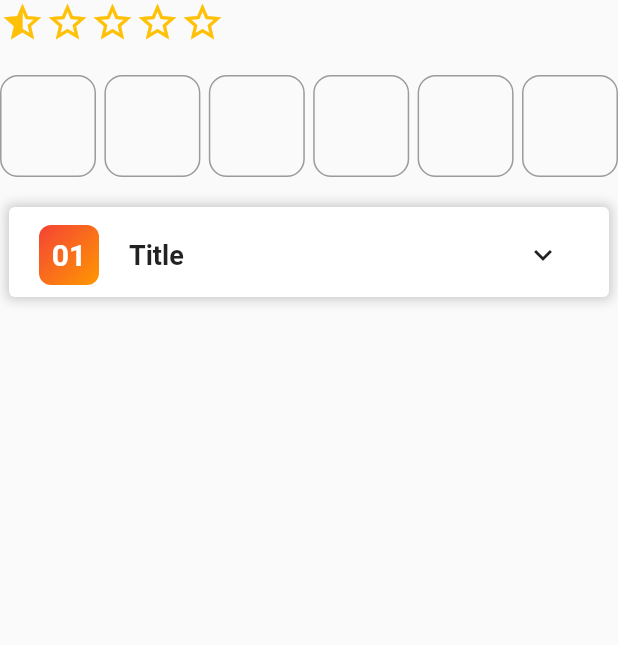
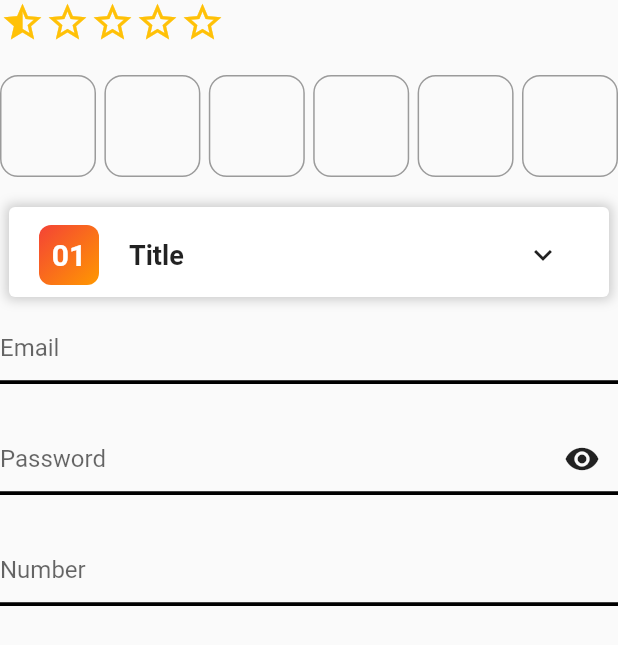
Before and after one commit to DavidRaveloU/widgets-example-flutter, a Flutter app: the screen it shows after launch, on a phone screen of 412 x 824 dp. Shown: the top 645 px of the screen. Run offline on Flutter 3.47's test engine with Material 2 defaults, Android fonts, the phone set to English and light mode, and no system bars.

Commit message:
Underlined TextField: password, number and email

```diff
--- a/lib/main.dart
+++ b/lib/main.dart
@@ -3,6 +3,7 @@ import 'package:flutter/material.dart';
 import 'widgets/accordion_container.dart';
 import 'widgets/draggable_star_rating.dart';
 import 'widgets/otp_verfication.dart';
+import 'widgets/underlined_textfield.dart';
 
 void main(List<String> args) {
   runApp(const App());
@@ -27,6 +28,7 @@ class HomePage extends StatelessWidget {
   Widget build(BuildContext context) {
     return const Scaffold(
       body: SafeArea(
+          child: SingleChildScrollView(
         child: Column(
           children: [
             DraggableStarRating(),
@@ -56,8 +58,27 @@ class HomePage extends StatelessWidget {
                 gradient: LinearGradient(
                     colors: [Colors.red, Colors.orange],
                     begin: FractionalOffset.topLeft,
-                  end: FractionalOffset.bottomRight))
+                    end: FractionalOffset.bottomRight)),
+            SizedBox(height: 10),
+            UnderlinedTextField(
+              hintText: 'Email',
+              fieldType: FieldType.email,
+              maxLenght: 30,
+            ),
+            SizedBox(height: 5),
+            UnderlinedTextField(
+              hintText: 'Password',
+              fieldType: FieldType.password,
+              maxLenght: 30,
+            ),
+            SizedBox(height: 5),
+            UnderlinedTextField(
+              fieldType: FieldType.number,
+              maxLenght: 10,
+              hintText: 'Number',
+            )
           ],
+        ),
       )),
     );
   }
--- /dev/null
+++ b/lib/widgets/underlined_textfield.dart
@@ -0,0 +1,184 @@
+import 'package:flutter/material.dart';
+import 'package:flutter/services.dart';
+
+enum FieldType {
+  email,
+  password,
+  number,
+}
+
+class UnderlinedTextField extends StatefulWidget {
+  final double? width;
+  final String? hintText;
+  final FieldType fieldType;
+  final Color? cursorColor;
+  final Color? dividerColor;
+  final int maxLenght;
+  const UnderlinedTextField({
+    Key? key,
+    this.hintText,
+    required this.fieldType,
+    this.cursorColor,
+    this.dividerColor,
+    this.width,
+    required this.maxLenght,
+  }) : super(key: key);
+
+  @override
+  State<UnderlinedTextField> createState() => _UnderlinedTextFieldState();
+}
+
+class _UnderlinedTextFieldState extends State<UnderlinedTextField> {
+  late TextEditingController textEditingController;
+  late Text messageInf;
+  late int status = 0;
+  late bool obscureText = false;
+  late TextInputType keyboardType;
+  late RegExp regExp = RegExp(r'[\w@.-]');
+
+  @override
+  void initState() {
+    super.initState();
+    textEditingController = TextEditingController();
+    messageInf = const Text('');
+    switch (widget.fieldType) {
+      case FieldType.email:
+        keyboardType = TextInputType.emailAddress;
+        break;
+      case FieldType.password:
+        keyboardType = TextInputType.text;
+        obscureText = true;
+        break;
+      case FieldType.number:
+        keyboardType = TextInputType.phone;
+        regExp = RegExp(r'[0-9]');
+        break;
+    }
+  }
+
+  @override
+  Widget build(BuildContext context) {
+    return SizedBox(
+      width: widget.width ?? double.infinity,
+      child: Column(
+        crossAxisAlignment: CrossAxisAlignment.start,
+        children: [
+          buildTextField(),
+          Divider(
+            color: widget.dividerColor ?? Colors.black,
+            thickness: 2.5,
+            height: 0,
+          ),
+          const SizedBox(height: 5),
+          Builder(builder: (context) {
+            return messageInf;
+          }),
+        ],
+      ),
+    );
+  }
+
+  Widget buildTextField() {
+    return Row(
+      children: [
+        Expanded(
+          child: TextField(
+            controller: textEditingController,
+            onChanged: (value) {
+              setState(() {
+                switch (widget.fieldType) {
+                  case FieldType.email:
+                    messageInf = validatedEmail(textEditingController.text);
+                    if (messageInf.data == 'Correo válido') {
+                      status = 1;
+                    } else {
+                      status = 2;
+                    }
+                    break;
+                  case FieldType.password:
+                    messageInf = validatedPassword(textEditingController.text);
+                    if (messageInf.data == 'Contraseña válida') {
+                      status = 1;
+                    } else {
+                      status = 2;
+                    }
+                    break;
+                  case FieldType.number:
+                    break;
+                  default:
+                    break;
+                }
+              });
+            },
+            inputFormatters: [
+              FilteringTextInputFormatter.allow(regExp),
+              LengthLimitingTextInputFormatter(widget.maxLenght),
+            ],
+            obscureText: obscureText,
+            cursorColor: widget.cursorColor ?? Colors.black,
+            keyboardType: keyboardType,
+            decoration: InputDecoration(
+              border: InputBorder.none,
+              hintText: widget.hintText ?? '',
+            ),
+          ),
+        ),
+        const SizedBox(width: 5),
+        if (widget.fieldType == FieldType.password)
+          buildPasswordVisibilityButton(),
+        if (status == 1)
+          const Icon(
+            Icons.check_circle_rounded,
+            color: Colors.green,
+          )
+        else if (status == 2)
+          const Icon(
+            Icons.error_rounded,
+            color: Colors.red,
+          )
+      ],
+    );
+  }
+
+  Widget buildPasswordVisibilityButton() {
+    return IconButton(
+      splashRadius: 1,
+      onPressed: () {
+        setState(() {
+          obscureText = !obscureText;
+        });
+      },
+      icon: Icon(obscureText ? Icons.visibility : Icons.visibility_off),
+    );
+  }
+}
+
+Text validatedEmail(String email) {
+  RegExp regExp = RegExp(r'^[\w-\.]+@([\w-]+\.)+[\w-]{2,4}$');
+  if (!regExp.hasMatch(email)) {
+    return const Text(
+      'Correo inválido',
+      style: TextStyle(color: Colors.red, fontWeight: FontWeight.w600),
+    );
+  } else {
+    return const Text(
+      'Correo válido',
+      style: TextStyle(color: Colors.green, fontWeight: FontWeight.w600),
+    );
+  }
+}
+
+Text validatedPassword(String password) {
+  RegExp regExp = RegExp(r'^(?=.*\d+)(?=.*[A-Z]+).{8,}$');
+  if (!regExp.hasMatch(password)) {
+    return const Text(
+      'La contraseña debe tener al menos 8 caracteres, una letra mayúscula y un número',
+      style: TextStyle(color: Colors.red, fontWeight: FontWeight.w600),
+    );
+  } else {
+    return const Text(
+      'Contraseña válida',
+      style: TextStyle(color: Colors.green, fontWeight: FontWeight.w600),
+    );
+  }
+}
```
Also changed, not shown: lib/widgets/texfield_type.dart (added, +93 -0 lines). Lines whose indentation alone changed are shown as unchanged.
